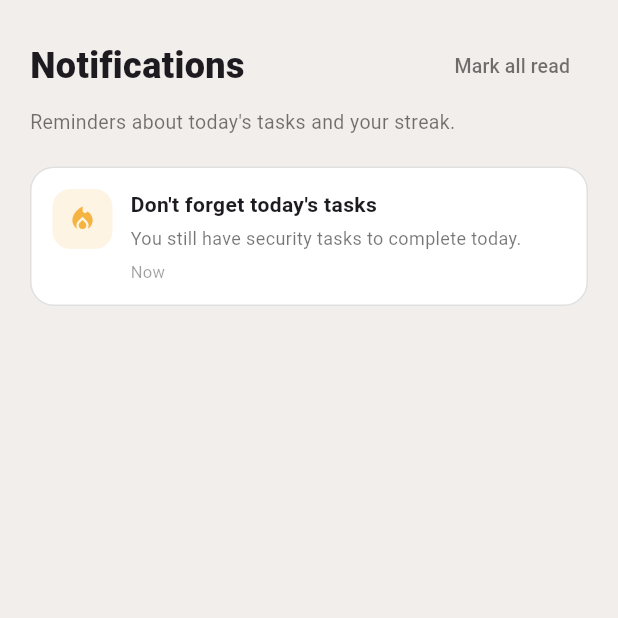
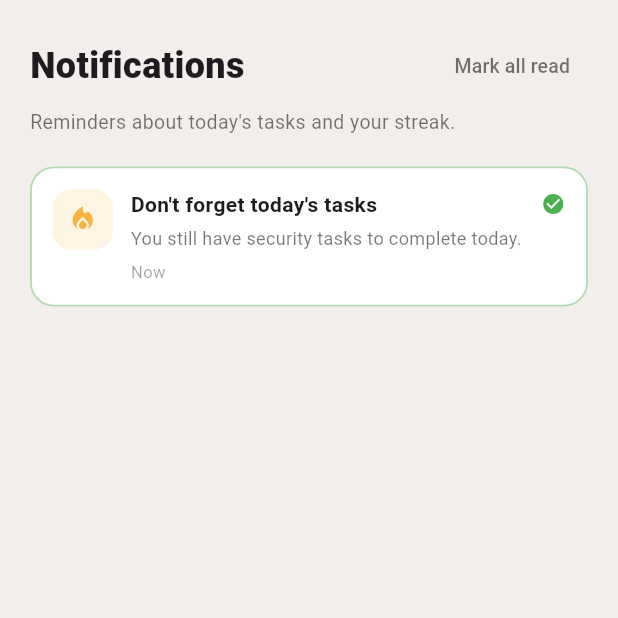
Before and after one commit to jamesv491/SecuRoutine, a Flutter app: the NotificationsScreen screen opened directly, after a tap on "Mark all read", on a phone screen of 412 x 824 dp, the top half of it. Run offline on Flutter 3.47's test engine with Material 3 defaults, Android fonts, the phone set to English and light mode, and no system bars; our stand-ins replace cloud_firestore, firebase_auth, firebase_core; accounts and stored records are empty.

Commit message:
Add read/unread visual states to notification cards

```diff
--- a/frontend/flutter_app/lib/screens/notifications_screen.dart
+++ b/frontend/flutter_app/lib/screens/notifications_screen.dart
@@ -12,8 +12,14 @@ class NotificationsScreen extends StatefulWidget {
 class _NotificationsScreenState extends State<NotificationsScreen> {
   static const Color bg = Color(0xFFF2EEEC);
   static const Color accent = Color(0xFFF5B342);
+  static const Color readColor = Color(0xFF4CAF50); // green for read state
 
   final AuthService _authService = AuthService();
+
+  // Tracks the in-flight "Mark all read" request so we can show a small
+  // loading state on the button and surface errors instead of failing
+  // silently (e.g. if a Firestore permission/index error is thrown).
+  bool _markingAllRead = false;
 
   @override
   void initState() {
@@ -22,6 +28,22 @@ class _NotificationsScreenState extends State<NotificationsScreen> {
     // streak warning) based on the current profile state every time this
     // tab is opened. Safe to call repeatedly — see _upsertNotification.
     _authService.checkAndGenerateNotifications();
+  }
+
+  Future<void> _handleMarkAllRead() async {
+    if (_markingAllRead) return;
+    setState(() => _markingAllRead = true);
+    try {
+      await _authService.markAllNotificationsRead();
+    } catch (e) {
+      if (mounted) {
+        ScaffoldMessenger.of(context).showSnackBar(
+          SnackBar(content: Text('Could not mark all as read: $e')),
+        );
+      }
+    } finally {
+      if (mounted) setState(() => _markingAllRead = false);
+    }
   }
 
   IconData _iconFor(String type) {
@@ -74,11 +96,17 @@ class _NotificationsScreenState extends State<NotificationsScreen> {
                       style: TextStyle(fontSize: 24, fontWeight: FontWeight.w800),
                     ),
                     TextButton(
-                      onPressed: () => _authService.markAllNotificationsRead(),
-                      child: const Text(
-                        'Mark all read',
-                        style: TextStyle(fontSize: 13, color: Colors.black54),
-                      ),
+                      onPressed: _markingAllRead ? null : _handleMarkAllRead,
+                      child: _markingAllRead
+                          ? const SizedBox(
+                              width: 14,
+                              height: 14,
+                              child: CircularProgressIndicator(strokeWidth: 2),
+                            )
+                          : const Text(
+                              'Mark all read',
+                              style: TextStyle(fontSize: 13, color: Colors.black54),
+                            ),
                     ),
                   ],
                 ),
@@ -126,6 +154,7 @@ class _NotificationsScreenState extends State<NotificationsScreen> {
                         time: _timeAgo(data['created_at'] as Timestamp?),
                         unread: unread,
                         accent: accent,
+                        readColor: readColor,
                         onTap: () {
                           if (unread) {
                             _authService.markNotificationRead(doc.id);
@@ -151,6 +180,7 @@ class _NotificationTile extends StatelessWidget {
   final String time;
   final bool unread;
   final Color accent;
+  final Color readColor;
   final VoidCallback onTap;
 
   const _NotificationTile({
@@ -161,11 +191,17 @@ class _NotificationTile extends StatelessWidget {
     required this.time,
     required this.unread,
     required this.accent,
+    required this.readColor,
     required this.onTap,
   });
 
   @override
   Widget build(BuildContext context) {
+    // Border + status indicator now have three visually distinct states:
+    // unread -> orange, read -> green. (There is no "neutral" state
+    // anymore; every notification is either unread or read.)
+    final borderColor = unread ? accent.withOpacity(0.5) : readColor.withOpacity(0.45);
+
     return InkWell(
       onTap: onTap,
       borderRadius: BorderRadius.circular(16),
@@ -174,9 +210,7 @@ class _NotificationTile extends StatelessWidget {
         decoration: BoxDecoration(
           color: Colors.white,
           borderRadius: BorderRadius.circular(16),
-          border: Border.all(
-            color: unread ? accent.withOpacity(0.5) : Colors.black12,
-          ),
+          border: Border.all(color: borderColor, width: unread ? 1 : 1.2),
         ),
         child: Row(
           crossAxisAlignment: CrossAxisAlignment.start,
@@ -214,6 +248,12 @@ class _NotificationTile extends StatelessWidget {
                             color: accent,
                             shape: BoxShape.circle,
                           ),
+                        )
+                      else
+                        Icon(
+                          Icons.check_circle,
+                          color: readColor,
+                          size: 16,
                         ),
                     ],
                   ),
```
